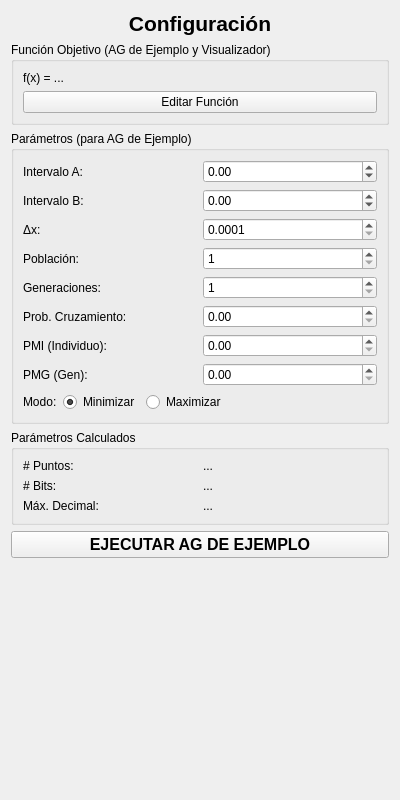
Before: the Qt Designer form ui/config_panel.ui in JesusHernandez223258/Grafics_AG, drawn with Qt 5.
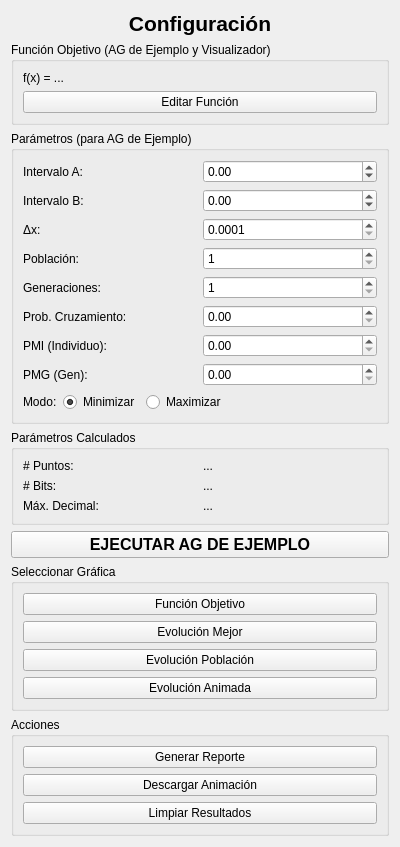
After: the same form once the commit is applied.

Diff of the .ui file:
```diff
--- a/ui/config_panel.ui
+++ b/ui/config_panel.ui
@@ -324,6 +324,73 @@
      </property>
     </widget>
    </item>
+   <item>
+    <widget class="QGroupBox" name="graphSelectionGroup">
+     <property name="title">
+      <string>Seleccionar Gráfica</string>
+     </property>
+     <layout class="QVBoxLayout" name="verticalLayout_graphs">
+      <item>
+       <widget class="QPushButton" name="objectiveGraphButton">
+        <property name="text">
+         <string>Función Objetivo</string>
+        </property>
+       </widget>
+      </item>
+      <item>
+       <widget class="QPushButton" name="bestEvolutionGraphButton">
+        <property name="text">
+         <string>Evolución Mejor</string>
+        </property>
+       </widget>
+      </item>
+      <item>
+       <widget class="QPushButton" name="allEvolutionGraphButton">
+        <property name="text">
+         <string>Evolución Población</string>
+        </property>
+       </widget>
+      </item>
+      <item>
+       <widget class="QPushButton" name="animatedEvolutionButton">
+        <property name="text">
+         <string>Evolución Animada</string>
+        </property>
+       </widget>
+      </item>
+     </layout>
+    </widget>
+   </item>
+   <item>
+    <widget class="QGroupBox" name="actionsGroup">
+     <property name="title">
+      <string>Acciones</string>
+     </property>
+     <layout class="QVBoxLayout" name="verticalLayout_actions">
+      <item>
+       <widget class="QPushButton" name="generateReportButton">
+        <property name="text">
+         <string>Generar Reporte</string>
+        </property>
+       </widget>
+      </item>
+      <item>
+       <widget class="QPushButton" name="downloadAnimationButton">
+        <property name="text">
+         <string>Descargar Animación</string>
+        </property>
+       </widget>
+      </item>
+      <item>
+       <widget class="QPushButton" name="clearResultsButton">
+        <property name="text">
+         <string>Limpiar Resultados</string>
+        </property>
+       </widget>
+      </item>
+     </layout>
+    </widget>
+   </item>
    <item>
     <spacer name="verticalSpacer">
      <property name="orientation">
```
